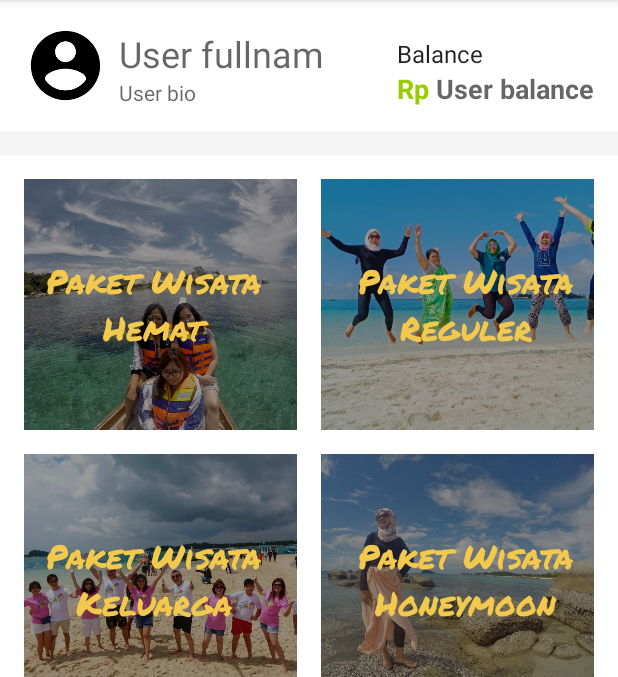
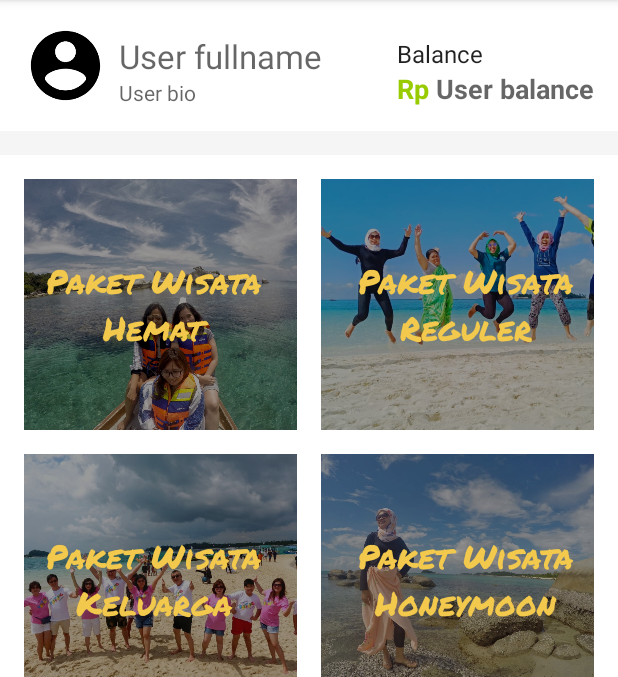
Before and after one commit to rionymous/BelitungSenjaApp, an Android app: the MainActivity screen opened directly, with no data from a screen before it, on a phone screen of 412 x 824 dp, the part 84-761 px from its top. Run offline under Robolectric (Android 15) with nearby library versions, the phone set to English and light mode, and no system bars; our stand-ins replace Firebase (no records; nobody signed in at launch, a user with empty details on screens opened directly), Picasso; plain views replace CircleView; 4 statements that could not run were skipped.

Commit message:
commit update

```diff
--- a/app/src/main/java/com/belitungsenja/travelapp/SignUpOne.java
+++ b/app/src/main/java/com/belitungsenja/travelapp/SignUpOne.java
@@ -82,7 +82,7 @@ public class SignUpOne extends AppCompatActivity {
                         dataSnapshot.getRef().child("username").setValue(username.getText().toString());
                         dataSnapshot.getRef().child("email").setValue(email.getText().toString());
                         dataSnapshot.getRef().child("password").setValue(password.getText().toString());
-                        dataSnapshot.getRef().child("balance").setValue(2000000);
+                        dataSnapshot.getRef().child("balance").setValue(10000000);
                     }
 
                     @Override
--- a/app/src/main/res/layout/activity_main.xml
+++ b/app/src/main/res/layout/activity_main.xml
@@ -47,7 +47,6 @@
                     android:layout_gravity="center"
                     android:layout_marginEnd="8dp"
                     android:layout_marginRight="8dp"
-                    android:elevation="4dp"
                     app:shape_circle_borderColor="@color/colorPrimary"
                     app:shape_circle_borderWidth="1dp">
 
@@ -73,12 +72,12 @@
 
                     <TextView
                         android:id="@+id/fullname"
-                        style="@style/TextAppearance.AppCompat.Headline"
-                        android:layout_width="175dp"
+                        android:layout_width="wrap_content"
                         android:layout_height="wrap_content"
                         android:maxLines="1"
-                        android:hint="User fullnam"
-                        android:textAppearance="@style/Base.TextAppearance.AppCompat.Medium" />
+                        android:hint="User fullname"
+                        android:textColor="@android:color/black"
+                        android:textAppearance="@style/Base.TextAppearance.AppCompat.Large" />
 
                     <TextView
                         android:id="@+id/bio"
@@ -154,7 +153,7 @@
                     <RelativeLayout
                         android:layout_width="200dp"
                         android:layout_height="175dp"
-                        android:paddingRight="8dp"
+                        android:paddingEnd="8dp"
                         android:paddingBottom="8dp">
 
                         <ImageView
@@ -170,14 +169,13 @@
                             android:layout_height="match_parent"
                             android:background="@color/overlay_dark_40" />
 
-
                         <TextView
                             style="@style/TextAppearance.AppCompat.Large"
                             android:layout_width="match_parent"
                             android:layout_height="match_parent"
                             android:fontFamily="@font/permanentmarker"
                             android:gravity="center"
-                            android:text="Paket Wisata\nHemat"
+                            android:text="@string/paket_wisata_hemat"
                             android:textAlignment="gravity"
                             android:textColor="@color/colorPrimary" />
 
@@ -186,7 +184,7 @@
                     <RelativeLayout
                         android:layout_width="200dp"
                         android:layout_height="175dp"
-                        android:paddingLeft="8dp"
+                        android:paddingStart="8dp"
                         android:paddingBottom="8dp">
 
                         <ImageView
@@ -209,7 +207,7 @@
                             android:layout_height="match_parent"
                             android:fontFamily="@font/permanentmarker"
                             android:gravity="center"
-                            android:text="Paket Wisata\nReguler"
+                            android:text="@string/paket_wisata_reguler"
                             android:textAlignment="gravity"
                             android:textColor="@color/colorPrimary" />
 
@@ -249,7 +247,7 @@
                             android:layout_height="match_parent"
                             android:fontFamily="@font/permanentmarker"
                             android:gravity="center"
-                            android:text="Paket Wisata\nKeluarga"
+                            android:text="@string/paket_wisata_keluarga"
                             android:textAlignment="gravity"
                             android:textColor="@color/colorPrimary" />
 
@@ -259,7 +257,7 @@
                     <RelativeLayout
                         android:layout_width="200dp"
                         android:layout_height="175dp"
-                        android:paddingLeft="8dp"
+                        android:paddingStart="8dp"
                         android:paddingTop="8dp">
 
                         <ImageView
@@ -282,7 +280,7 @@
                             android:layout_height="match_parent"
                             android:fontFamily="@font/permanentmarker"
                             android:gravity="center"
-                            android:text="Paket Wisata\nHoneymoon"
+                            android:text="@string/paket_wisata_honeymoon"
                             android:textAlignment="gravity"
                             android:textColor="@color/colorPrimary" />
 
@@ -347,7 +345,7 @@
                             <LinearLayout
                                 android:layout_width="match_parent"
                                 android:layout_height="wrap_content"
-                                android:layout_marginLeft="8dp"
+                                android:layout_marginStart="8dp"
                                 android:layout_marginTop="8dp"
                                 android:orientation="vertical">
 
@@ -355,14 +353,14 @@
                                     style="@style/TextAppearance.AppCompat.Medium"
                                     android:layout_width="wrap_content"
                                     android:layout_height="wrap_content"
-                                    android:text="Paket Hemat"
+                                    android:text="@string/paket_hemat"
                                     android:textColor="@android:color/white"
                                     android:textStyle="bold" />
 
                                 <TextView
                                     android:layout_width="wrap_content"
                                     android:layout_height="wrap_content"
-                                    android:text="3D2N"
+                                    android:text="@string/_3d2n"
                                     android:textColor="@android:color/white" />
                             </LinearLayout>
 
@@ -399,14 +397,14 @@
                                     style="@style/TextAppearance.AppCompat.Medium"
                                     android:layout_width="wrap_content"
                                     android:layout_height="wrap_content"
-                                    android:text="Paket Keluarga"
+                                    android:text="@string/paket_keluarga"
                                     android:textColor="@android:color/white"
                                     android:textStyle="bold" />
 
                                 <TextView
                                     android:layout_width="wrap_content"
                                     android:layout_height="wrap_content"
-                                    android:text="4D3N"
+                                    android:text="@string/_4d3n"
                                     android:textColor="@android:color/white" />
                             </LinearLayout>
 
@@ -432,7 +430,7 @@
                             <LinearLayout
                                 android:layout_width="match_parent"
                                 android:layout_height="wrap_content"
-                                android:layout_marginLeft="8dp"
+                                android:layout_marginStart="8dp"
                                 android:layout_marginTop="8dp"
                                 android:orientation="vertical">
 
@@ -440,14 +438,14 @@
                                     style="@style/TextAppearance.AppCompat.Medium"
                                     android:layout_width="wrap_content"
                                     android:layout_height="wrap_content"
-                                    android:text="Paket Honeymoon"
+                                    android:text="@string/paket_honeymoon"
                                     android:textColor="@android:color/white"
                                     android:textStyle="bold" />
 
                                 <TextView
                                     android:layout_width="wrap_content"
                                     android:layout_height="wrap_content"
-                                    android:text="3D2N"
+                                    android:text="@string/_3d2n"
                                     android:textColor="@android:color/white" />
                             </LinearLayout>
 
--- a/app/src/main/res/layout/activity_success_booking.xml
+++ b/app/src/main/res/layout/activity_success_booking.xml
@@ -31,7 +31,8 @@
             android:layout_height="wrap_content"
             android:gravity="center"
             style="@style/TextAppearance.AppCompat.Display1"
-            android:text="Selamat Menikmati" />
+            android:text="Selamat Menikmati"
+            android:textColor="@android:color/black"/>
 
 
         <TextView
@@ -40,6 +41,7 @@
             android:textAlignment="center"
             android:layout_marginBottom="@dimen/margin_16dp"
             style="@style/TextAppearance.AppCompat.Large"
+            android:textColor="@android:color/black"
             android:text="Anda berhasil membeli tiket\ndan selamat berlibur" />
 
         <Button
--- a/app/src/main/res/values/colors.xml
+++ b/app/src/main/res/values/colors.xml
@@ -7,7 +7,7 @@
 
 <resources>
     <color name="colorPrimary">#F2C94C</color>
-    <color name="colorPrimaryDark">#00574B</color>
+    <color name="colorPrimaryDark">#000000</color>
     <color name="colorAccent">#D81B60</color>
 
 
--- a/app/src/main/res/values/strings.xml
+++ b/app/src/main/res/values/strings.xml
@@ -7,6 +7,15 @@
 <resources>
     <string name="app_name">Belitung Senja</string>
     <string name="pw_textview">**********</string>
+    <string name="paket_wisata_hemat">Paket Wisata Hemat</string>
+    <string name="paket_wisata_reguler">Paket Wisata Reguler</string>
+    <string name="paket_wisata_keluarga">Paket Wisata Keluarga</string>
+    <string name="paket_wisata_honeymoon">Paket Wisata Honeymoon</string>
+    <string name="paket_hemat">Paket Hemat</string>
+    <string name="_3d2n">3D2N</string>
+    <string name="paket_keluarga">Paket Keluarga</string>
+    <string name="_4d3n">4D3N</string>
+    <string name="paket_honeymoon">Paket Honeymoon</string>
 
 
 </resources>
```
